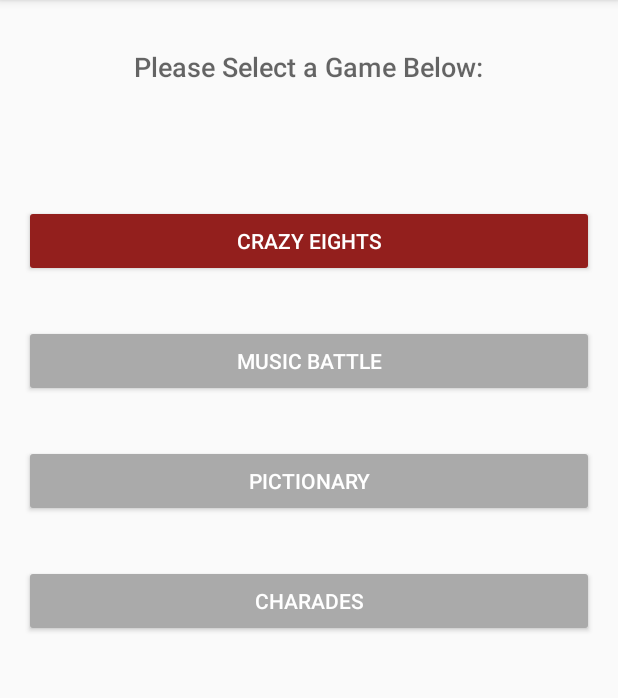
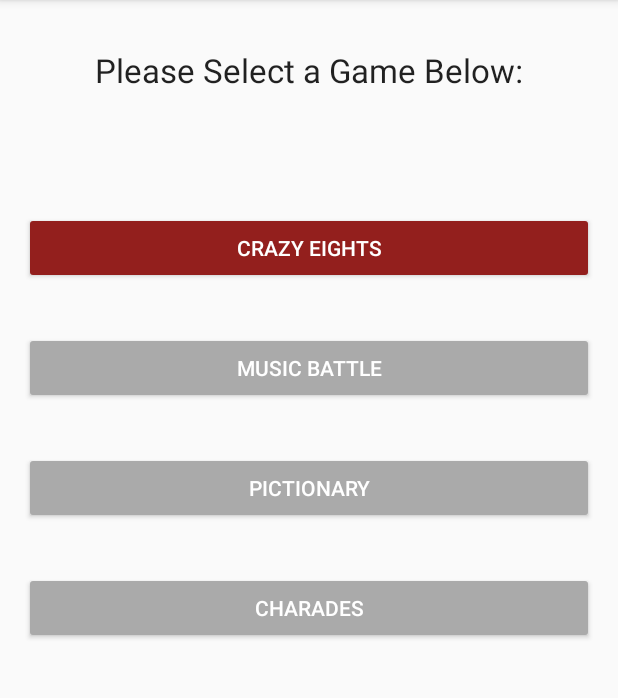
Before and after one commit to camhammel/DrinkUp, an Android app: the GameSelect screen opened directly, with no data from a screen before it, on a phone screen of 412 x 824 dp, the part 84-782 px from its top. Run offline under Robolectric (Android 15) with nearby library versions, the phone set to English and light mode, and no system bars.

```diff
--- a/app/src/main/res/layout/activity_game_select.xml
+++ b/app/src/main/res/layout/activity_game_select.xml
@@ -12,7 +12,7 @@
         android:layout_centerHorizontal="true"
         android:layout_margin="32dp"
         android:text="Please Select a Game Below:"
-        android:textAppearance="@android:style/TextAppearance.DeviceDefault.Medium"
+        android:textAppearance="@android:style/TextAppearance.DeviceDefault.Large"
         tools:layout_editor_absoluteX="176dp"
         tools:layout_editor_absoluteY="16dp" />
 
```
